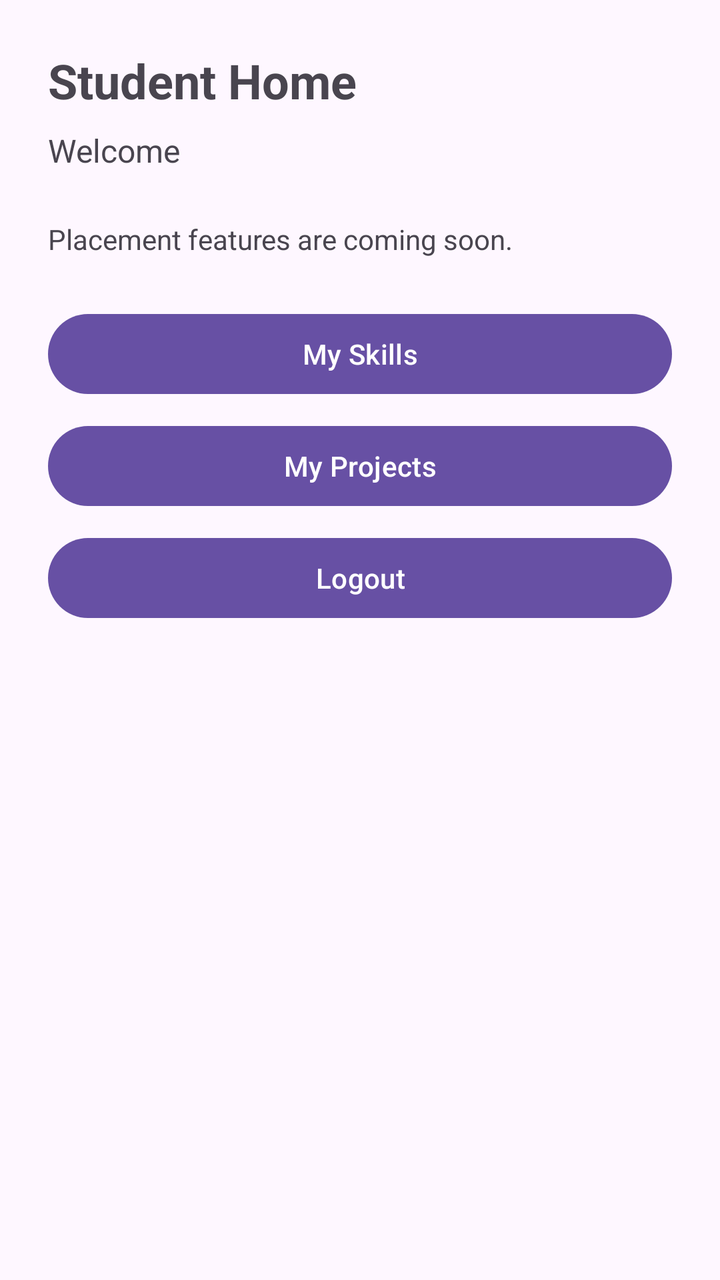
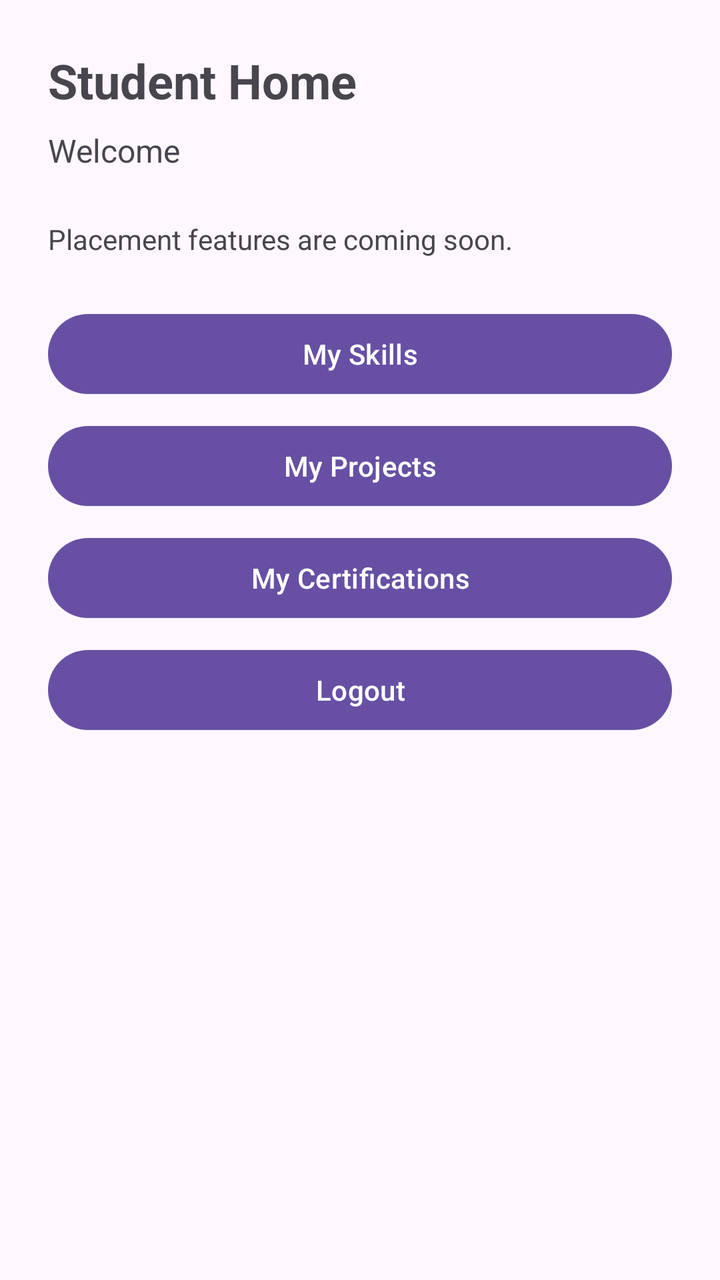

Compare the two renders of this Android layout. The source of the first and the diff that turns it into the second are given below.
<!-- AndroidManifest.xml: application theme Theme.StudentSkillsPlacementTracker -->
<!-- res/layout/activity_student_home.xml -->
<?xml version="1.0" encoding="utf-8"?>
<ScrollView xmlns:android="http://schemas.android.com/apk/res/android"
    android:layout_width="match_parent"
    android:layout_height="match_parent"
    android:fillViewport="true">

    <LinearLayout
        android:layout_width="match_parent"
        android:layout_height="wrap_content"
        android:orientation="vertical"
        android:padding="24dp">

        <TextView
            android:id="@+id/studentHomeTitleTextView"
            android:layout_width="wrap_content"
            android:layout_height="wrap_content"
            android:text="@string/student_home_title"
            android:textSize="24sp"
            android:textStyle="bold"
            android:layout_marginBottom="8dp" />

        <TextView
            android:id="@+id/welcomeTextView"
            android:layout_width="match_parent"
            android:layout_height="wrap_content"
            android:text="@string/student_home_welcome_unknown"
            android:textSize="16sp"
            android:layout_marginBottom="24dp" />

        <ProgressBar
            android:id="@+id/profileProgressBar"
            android:layout_width="wrap_content"
            android:layout_height="wrap_content"
            android:layout_gravity="center_horizontal"
            android:layout_marginBottom="16dp"
            android:visibility="gone" />

        <TextView
            android:id="@+id/profileMessageTextView"
            android:layout_width="match_parent"
            android:layout_height="wrap_content"
            android:textSize="16sp"
            android:layout_marginBottom="16dp"
            android:visibility="gone" />

        <LinearLayout
            android:id="@+id/profileContainer"
            android:layout_width="match_parent"
            android:layout_height="wrap_content"
            android:orientation="vertical"
            android:layout_marginBottom="24dp"
            android:visibility="gone">

            <TextView
                android:layout_width="wrap_content"
                android:layout_height="wrap_content"
                android:text="@string/student_home_profile_section"
                android:textSize="18sp"
                android:textStyle="bold"
                android:layout_marginBottom="8dp" />

            <TextView
                android:id="@+id/nameTextView"
                android:layout_width="match_parent"
                android:layout_height="wrap_content"
                android:textSize="16sp"
                android:paddingBottom="4dp" />

            <TextView
                android:id="@+id/emailTextView"
                android:layout_width="match_parent"
                android:layout_height="wrap_content"
                android:textSize="16sp"
                android:paddingBottom="4dp" />

            <TextView
                android:id="@+id/departmentTextView"
                android:layout_width="match_parent"
                android:layout_height="wrap_content"
                android:textSize="16sp"
                android:paddingBottom="4dp" />

            <TextView
                android:id="@+id/yearTextView"
                android:layout_width="match_parent"
                android:layout_height="wrap_content"
                android:textSize="16sp"
                android:paddingBottom="4dp" />

            <TextView
                android:id="@+id/cgpaTextView"
                android:layout_width="match_parent"
                android:layout_height="wrap_content"
                android:textSize="16sp" />

        </LinearLayout>

        <TextView
            android:layout_width="match_parent"
            android:layout_height="wrap_content"
            android:text="@string/student_home_coming_soon"
            android:textSize="14sp"
            android:layout_marginBottom="24dp" />

        <Button
            android:id="@+id/skillsButton"
            android:layout_width="match_parent"
            android:layout_height="wrap_content"
            android:layout_marginBottom="8dp"
            android:text="@string/btn_my_skills" />

        <Button
            android:id="@+id/projectsButton"
            android:layout_width="match_parent"
            android:layout_height="wrap_content"
            android:layout_marginBottom="8dp"
            android:text="@string/btn_my_projects" />

        <Button
            android:id="@+id/logoutButton"
            android:layout_width="match_parent"
            android:layout_height="wrap_content"
            android:text="@string/btn_logout" />

    </LinearLayout>

</ScrollView>
<!-- resources referenced by this layout -->
<resources>
  <string name="btn_logout">Logout</string>
  <string name="btn_my_projects">My Projects</string>
  <string name="btn_my_skills">My Skills</string>
  <string name="student_home_coming_soon">Placement features are coming soon.</string>
  <string name="student_home_profile_section">Profile</string>
  <string name="student_home_title">Student Home</string>
  <string name="student_home_welcome_unknown">Welcome</string>
  <style name="Theme.StudentSkillsPlacementTracker" parent="Base.Theme.StudentSkillsPlacementTracker" />
  <style name="Base.Theme.StudentSkillsPlacementTracker" parent="Theme.Material3.DayNight.NoActionBar">
          
          
      </style>
</resources>

<!-- the commit's change to res/layout/activity_student_home.xml (unified diff, before → after) -->
@@ -117,6 +117,13 @@
             android:text="@string/btn_my_projects" />
 
         <Button
+            android:id="@+id/certificationsButton"
+            android:layout_width="match_parent"
+            android:layout_height="wrap_content"
+            android:layout_marginBottom="8dp"
+            android:text="@string/btn_my_certifications" />
+
+        <Button
             android:id="@+id/logoutButton"
             android:layout_width="match_parent"
             android:layout_height="wrap_content"
<!-- resource entries referenced after the edit -->
@@ -1,6 +1,7 @@
 <!-- resources referenced by this layout -->
 <resources>
   <string name="btn_logout">Logout</string>
+  <string name="btn_my_certifications">My Certifications</string>
   <string name="btn_my_projects">My Projects</string>
   <string name="btn_my_skills">My Skills</string>
   <string name="student_home_coming_soon">Placement features are coming soon.</string>
